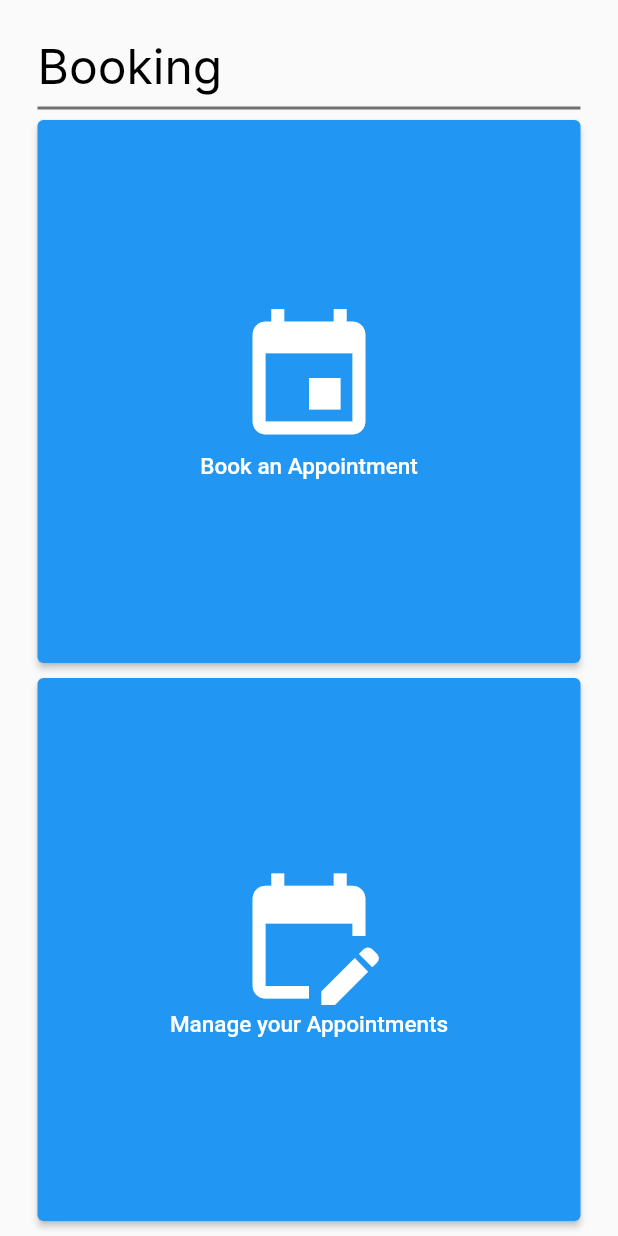
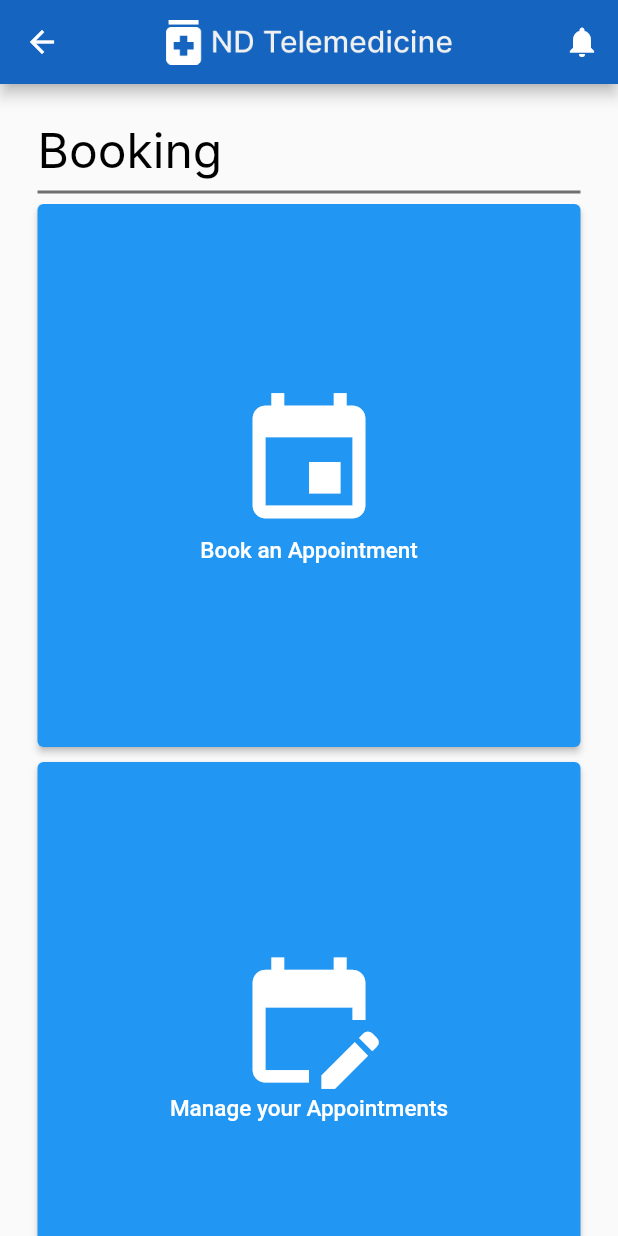
Before and after one commit to Michael-S3935468/NDTelemedicine-Frontend, a Flutter app: the BookingPage screen opened directly, on a phone screen of 412 x 824 dp. Run offline on Flutter 3.47's test engine with Material 2 defaults, Android fonts, the phone set to English and light mode, and no system bars; missing offline and left inert: flutter_date_pickers; Roboto replaces fonts that are missing (Inter).

Commit message:
adds documentation to explain purpose of each widget

```diff
--- a/ndtelemedicine/lib/booking/booking_doctor.dart
+++ b/ndtelemedicine/lib/booking/booking_doctor.dart
@@ -38,6 +38,8 @@ class _BookingDoctorPage extends State<BookingDoctorPage> {
       ),
       body: Column(
         children: [
+
+          // Header
           Container(
             alignment: Alignment.topLeft,
             margin: const EdgeInsets.only(left: 25, right: 25, top: 25),
@@ -54,6 +56,8 @@ class _BookingDoctorPage extends State<BookingDoctorPage> {
             indent: 25,
             endIndent: 25,
           ),
+
+          // Display list of Doctors
           Expanded(
             child: ListView(
               children: [
--- a/ndtelemedicine/lib/booking/booking_main.dart
+++ b/ndtelemedicine/lib/booking/booking_main.dart
@@ -12,9 +12,22 @@ class BookingPage extends StatefulWidget {
 class _BookingPage extends State<BookingPage> {
   @override
   Widget build(BuildContext context) {
-    return Material(
-      child: Column(
+    return Scaffold(
+      appBar: AppBar(
+        backgroundColor: const Color.fromRGBO(21, 101, 192, 1),
+        title: SizedBox(
+          height: 30,
+          child:  Image.asset('images/Header-Base.png'),
+        ),
+        centerTitle: true,
+        actions: [
+          IconButton(onPressed: () {}, icon: const Icon(Icons.notifications)),
+        ],
+      ),
+      body: Column(
         children: [
+
+          // Header
           Container(
             alignment: Alignment.topLeft,
             margin: const EdgeInsets.only(left: 25, right: 25, top: 25),
@@ -31,6 +44,7 @@ class _BookingPage extends State<BookingPage> {
             indent: 25,
             endIndent: 25,
           ),
+
           Expanded(
               child: GridView.count(
                 shrinkWrap: true,
@@ -38,8 +52,10 @@ class _BookingPage extends State<BookingPage> {
                 crossAxisSpacing: 10,
                 mainAxisSpacing: 10,
                 padding: const EdgeInsets.symmetric(horizontal: 25),
-                crossAxisCount: MediaQuery.of(context).orientation == Orientation.portrait ? 1 : 2,
+                crossAxisCount: 1,
                 children: [
+
+                // Button to navigate to book a new appointment
                 ElevatedButton(
                   onPressed: () {
                     Navigator.of(context).push(
@@ -59,6 +75,8 @@ class _BookingPage extends State<BookingPage> {
                     ],
                   ),
                 ),
+
+                // Button to navigate to manage appointments
                 ElevatedButton(
                   onPressed: () {
                     Navigator.of(context).push(
--- a/ndtelemedicine/lib/booking/booking_manage.dart
+++ b/ndtelemedicine/lib/booking/booking_manage.dart
@@ -40,6 +40,8 @@ class _BookingManagePage extends State<BookingManagePage> {
       ),
       body: Column(
         children: [
+
+          // Header
           Container(
             alignment: Alignment.topLeft,
             margin: const EdgeInsets.only(left: 25, right: 25, top: 25),
@@ -60,6 +62,8 @@ class _BookingManagePage extends State<BookingManagePage> {
           Expanded(
             child: ListView(
               children: [
+
+                // Display list of appointments booked by current user if any
                 (userAppointments.isNotEmpty)
                     ? ListView.builder(
                         shrinkWrap: true,
@@ -78,6 +82,7 @@ class _BookingManagePage extends State<BookingManagePage> {
     );
   }
 
+  // Builder that builds the list of appointments
   Widget _buildList(Appointment list) {
     // Temporary Logic
     if (list.booked == "user") {
```
Also changed, not shown: ndtelemedicine/lib/booking/booking_appointment.dart (+11 -1 lines), ndtelemedicine/lib/booking/booking_calendar.dart (+9 -1 lines), ndtelemedicine/lib/booking/booking_confirm.dart (+6 -4 lines).
